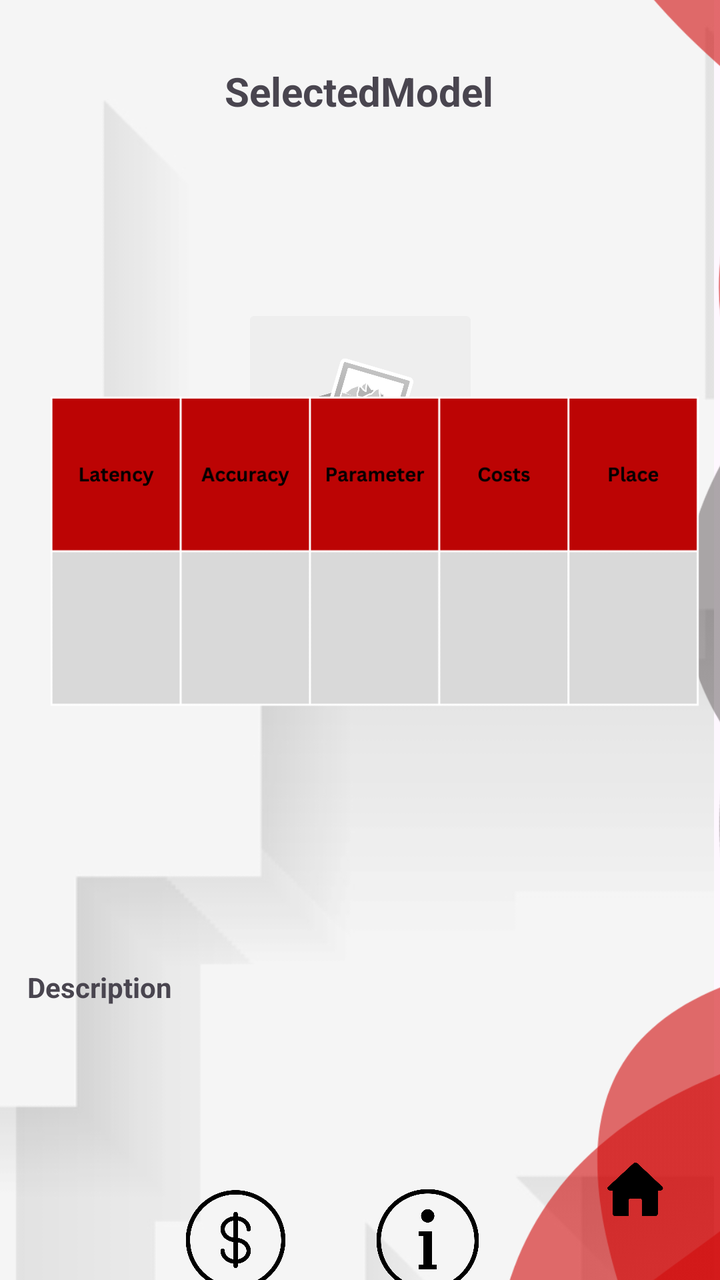
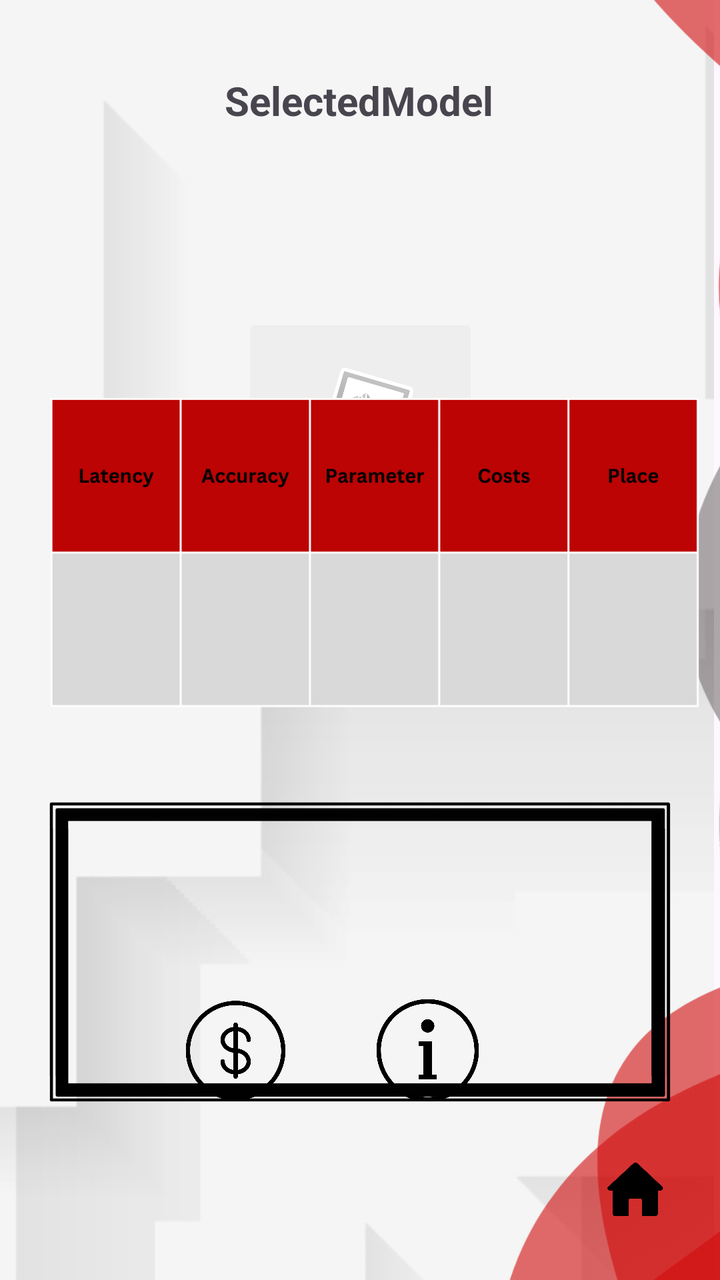

Compare the two renders of this Android layout. The source of the first and the diff that turns it into the second are given below.
<!-- AndroidManifest.xml: application theme Theme.TrafficSceneAnalyser -->
<!-- res/layout/activity_model_info.xml -->
<?xml version="1.0" encoding="utf-8"?>
<androidx.constraintlayout.widget.ConstraintLayout xmlns:android="http://schemas.android.com/apk/res/android"
    xmlns:app="http://schemas.android.com/apk/res-auto"
    xmlns:tools="http://schemas.android.com/tools"
    android:id="@+id/main"
    android:layout_width="match_parent"
    android:layout_height="match_parent"
    tools:context=".analysisInfoPage">

    

    <ImageView
        android:id="@+id/backg"
        android:layout_width="904dp"
        android:layout_height="897dp"
        app:layout_constraintBottom_toBottomOf="parent"
        app:layout_constraintEnd_toEndOf="parent"
        app:layout_constraintTop_toTopOf="parent"
        app:layout_constraintVertical_bias="0.12"
        app:srcCompat="@drawable/background" />

    

    

    <ImageView
        android:id="@+id/imageView5"
        android:layout_width="484dp"
        android:layout_height="773dp"
        app:layout_constraintBottom_toBottomOf="parent"
        app:layout_constraintEnd_toEndOf="parent"
        app:layout_constraintHorizontal_bias="0.505"
        app:layout_constraintStart_toStartOf="parent"
        app:layout_constraintTop_toTopOf="parent"
        app:layout_constraintVertical_bias="0.941"
        app:srcCompat="@drawable/perfectlayout2" />

    <TextView
        android:id="@+id/modelInfoDescTextView"
        android:layout_width="333dp"
        android:layout_height="116dp"
        android:layout_marginTop="484dp"
        android:text="Description"
        android:textStyle="bold"
        app:layout_constraintEnd_toEndOf="parent"
        app:layout_constraintStart_toStartOf="parent"
        app:layout_constraintTop_toTopOf="parent" />

    <TextView
        android:id="@+id/modelInfoHeadlineTextview"
        android:layout_width="230dp"
        android:layout_height="70dp"
        android:text="SelectedModel"
        android:textAlignment="center"
        android:textSize="20sp"
        android:textStyle="bold"
        app:layout_constraintBottom_toTopOf="@+id/modelInfoDescTextView"
        app:layout_constraintEnd_toEndOf="parent"
        app:layout_constraintHorizontal_bias="0.496"
        app:layout_constraintStart_toStartOf="parent"
        app:layout_constraintTop_toTopOf="parent"
        app:layout_constraintVertical_bias="0.077" />

    <ImageView
        android:id="@+id/modelInfoLogoImageView"
        android:layout_width="271dp"
        android:layout_height="136dp"
        android:layout_marginTop="56dp"
        app:layout_constraintBottom_toTopOf="@+id/modelInfoDescTextView"
        app:layout_constraintEnd_toEndOf="parent"
        app:layout_constraintStart_toStartOf="parent"
        app:layout_constraintTop_toBottomOf="@+id/modelInfoHeadlineTextview"
        app:layout_constraintVertical_bias="0.0"
        app:srcCompat="@drawable/image_not_found" />

    <ImageView
        android:id="@+id/modelInfoBenchmarkImageView"
        android:layout_width="355dp"
        android:layout_height="772dp"
        android:layout_marginTop="50dp"
        app:layout_constraintBottom_toBottomOf="@+id/imageView5"
        app:layout_constraintEnd_toEndOf="parent"
        app:layout_constraintHorizontal_bias="0.21"
        app:layout_constraintStart_toStartOf="parent"
        app:layout_constraintTop_toTopOf="@+id/modelInfoLogoImageView"
        app:layout_constraintVertical_bias="0.845"
        app:srcCompat="@drawable/tabelle" />

    <ImageButton
        android:id="@+id/hbutton"
        android:layout_width="54dp"
        android:layout_height="68dp"
        android:backgroundTint="#00FFFFFF"
        android:onClick="goToHome"
        android:scaleType="fitCenter"
        android:src="@drawable/home1"
        app:layout_constraintBottom_toBottomOf="parent"
        app:layout_constraintEnd_toEndOf="parent"
        app:layout_constraintHorizontal_bias="0.95"
        app:layout_constraintStart_toStartOf="parent"
        app:layout_constraintTop_toTopOf="parent"
        app:layout_constraintVertical_bias="0.98" />

    <ImageButton
        android:id="@+id/modelInfoCostsTextView"
        android:layout_width="91dp"
        android:layout_height="80dp"
        android:backgroundTint="#00FFFFFF"
        android:scaleType="fitCenter"
        app:layout_constraintBottom_toBottomOf="parent"
        app:layout_constraintEnd_toStartOf="@+id/modelInfoDevsTextView"
        app:layout_constraintHorizontal_bias="1.0"
        app:layout_constraintStart_toStartOf="parent"
        app:layout_constraintTop_toBottomOf="@+id/modelInfoDescTextView"
        app:srcCompat="@drawable/dollar" />

    <ImageButton
        android:id="@+id/modelInfoDevsTextView"
        android:layout_width="101dp"
        android:layout_height="91dp"
        android:backgroundTint="#00FFFFFF"
        android:scaleType="fitCenter"
        app:layout_constraintBottom_toBottomOf="parent"
        app:layout_constraintEnd_toEndOf="parent"
        app:layout_constraintHorizontal_bias="0.63"
        app:layout_constraintStart_toStartOf="parent"
        app:layout_constraintTop_toBottomOf="@+id/modelInfoDescTextView"
        app:srcCompat="@drawable/infoo" />

    


</androidx.constraintlayout.widget.ConstraintLayout>
<!-- resources referenced by this layout -->
<resources>
  <!-- drawable background: png bitmap (drawable-hdpi, 37305 bytes) -->
  <!-- drawable dollar: png bitmap (drawable, 42179 bytes) -->
  <!-- drawable home1: png bitmap (drawable, 7782 bytes) -->
  <!-- drawable image_not_found: png bitmap (drawable, 38816 bytes) -->
  <!-- drawable infoo: png bitmap (drawable, 31197 bytes) -->
  <!-- drawable perfectlayout2: png bitmap (drawable-hdpi, 51025 bytes) -->
  <!-- drawable tabelle: png bitmap (drawable, 19282 bytes) -->
  <style name="Theme.TrafficSceneAnalyser" parent="Base.Theme.TrafficSceneAnalyser" />
  <style name="Base.Theme.TrafficSceneAnalyser" parent="Theme.Material3.DayNight.NoActionBar">
          
          
      </style>
</resources>

<!-- the commit's change to res/layout/activity_model_info.xml (unified diff, before → after) -->
@@ -37,11 +37,13 @@
 
     <TextView
         android:id="@+id/modelInfoDescTextView"
-        android:layout_width="333dp"
-        android:layout_height="116dp"
-        android:layout_marginTop="484dp"
+        android:layout_width="311dp"
+        android:layout_height="135dp"
+        android:layout_marginTop="490dp"
+        android:layout_marginBottom="330dp"
         android:text="Description"
         android:textStyle="bold"
+        app:layout_constraintBottom_toBottomOf="@+id/rechteck"
         app:layout_constraintEnd_toEndOf="parent"
         app:layout_constraintStart_toStartOf="parent"
         app:layout_constraintTop_toTopOf="parent" />
@@ -127,6 +129,17 @@
         app:layout_constraintTop_toBottomOf="@+id/modelInfoDescTextView"
         app:srcCompat="@drawable/infoo" />
 
+    <ImageView
+        android:id="@+id/rechteck"
+        android:layout_width="wrap_content"
+        android:layout_height="wrap_content"
+        android:layout_marginTop="156dp"
+        app:layout_constraintEnd_toEndOf="parent"
+        app:layout_constraintHorizontal_bias="0.0"
+        app:layout_constraintStart_toStartOf="parent"
+        app:layout_constraintTop_toTopOf="parent"
+        app:srcCompat="@drawable/rechteck" />
+
     
 
 
<!-- resource entries referenced after the edit -->
@@ -6,6 +6,7 @@
   <!-- drawable image_not_found: png bitmap (drawable, 38816 bytes) -->
   <!-- drawable infoo: png bitmap (drawable, 31197 bytes) -->
   <!-- drawable perfectlayout2: png bitmap (drawable-hdpi, 51025 bytes) -->
+  <!-- drawable rechteck: png bitmap (drawable, 11287 bytes) -->
   <!-- drawable tabelle: png bitmap (drawable, 19282 bytes) -->
   <style name="Theme.TrafficSceneAnalyser" parent="Base.Theme.TrafficSceneAnalyser" />
   <style name="Base.Theme.TrafficSceneAnalyser" parent="Theme.Material3.DayNight.NoActionBar">
